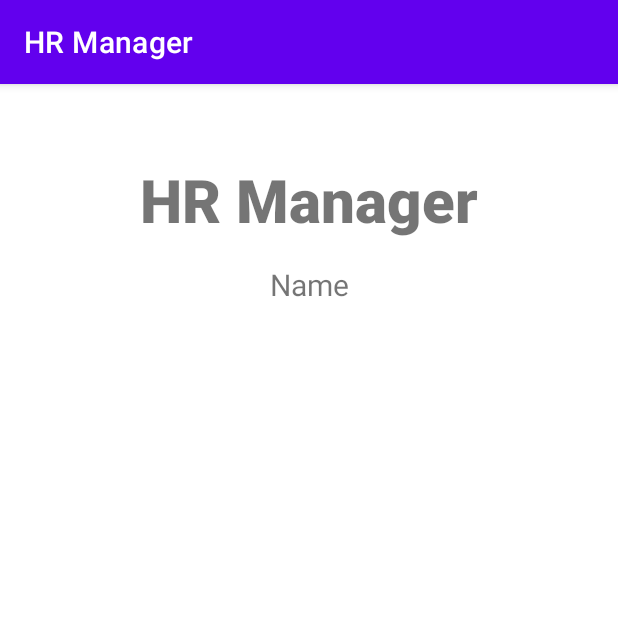
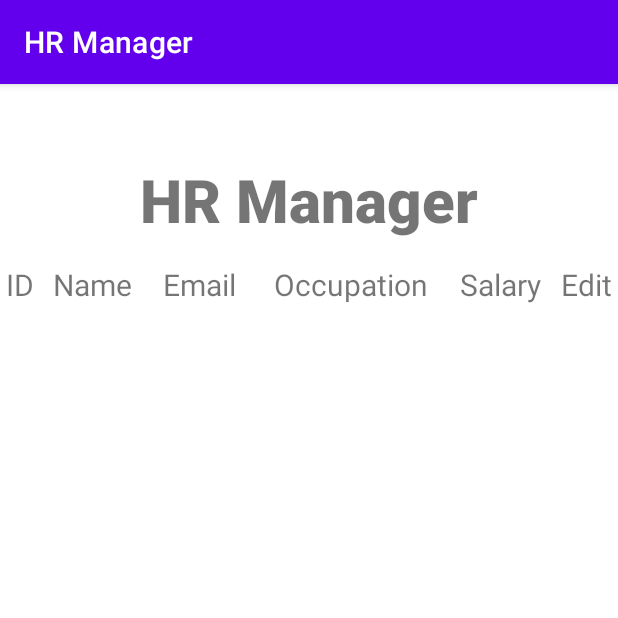
Before and after one commit to dangvq-daniel/hr-manager, an Android app: the EmployeeTableActivity screen opened directly, with no data from a screen before it, on a phone screen of 412 x 824 dp, the top half of it. Run offline under Robolectric (Android 15) with nearby library versions, the phone set to English and light mode, and no system bars.

Commit message:
Updated Employee table activity

```diff
--- a/app/src/main/java/com/alfuvedan/hrmanager/EmployeeTableActivity.java
+++ b/app/src/main/java/com/alfuvedan/hrmanager/EmployeeTableActivity.java
@@ -1,10 +1,13 @@
 package com.alfuvedan.hrmanager;
 
+import androidx.annotation.NonNull;
 import androidx.appcompat.app.AppCompatActivity;
 
 import android.content.Intent;
 import android.os.Bundle;
+import android.widget.*;
 
+import com.alfuvedan.hrmanager.data.Employee;
 import com.alfuvedan.hrmanager.data.Employees;
 import com.alfuvedan.hrmanager.session.SessionInfo;
 
@@ -26,4 +29,10 @@ public class EmployeeTableActivity extends AppCompatActivity {
         Intent intent = new Intent(this, MainActivity.class);
         startActivity(intent);
     }
+
+    private void insertEmployeeTableRow(@NonNull Employee employee) {
+        TableRow tableRow = new TableRow(this);
+
+        TextView idView, nameView, emailView, jobView, salaryView;
+    }
 }
--- a/app/src/main/java/com/alfuvedan/hrmanager/data/Employee.java
+++ b/app/src/main/java/com/alfuvedan/hrmanager/data/Employee.java
@@ -102,6 +102,10 @@ public class Employee implements Comparable<Employee>, ISavableData {
         this.jobInfo.setTitle(title);
     }
 
+    public String getJobString() {
+        return this.jobInfo.getJobString();
+    }
+
     public double getSalary() {
         return this.jobInfo.getSalary();
     }
--- a/app/src/main/java/com/alfuvedan/hrmanager/data/Employees.java
+++ b/app/src/main/java/com/alfuvedan/hrmanager/data/Employees.java
@@ -35,8 +35,8 @@ public class Employees {
         return es.get(id);
     }
 
-    public static Iterable<Employee> getAllEmployees() {
-        return es.values();
+    public static ArrayList<Employee> getAllEmployees() {
+        return new ArrayList<>(es.values());
     }
 
     public static void saveEmployees(@NonNull Context context) {
--- a/app/src/main/java/com/alfuvedan/hrmanager/data/JobInfo.java
+++ b/app/src/main/java/com/alfuvedan/hrmanager/data/JobInfo.java
@@ -40,6 +40,10 @@ public class JobInfo {
         this.title = title;
     }
 
+    public String getJobString() {
+        return String.format("Department: %s, Title: %s", this.getDepartment(), this.getTitle());
+    }
+
     public double getSalary() {
         return salary;
     }
--- a/app/src/main/res/layout/activity_employee_table.xml
+++ b/app/src/main/res/layout/activity_employee_table.xml
@@ -42,11 +42,56 @@
                 android:layout_height="match_parent">
 
                 <TextView
+                    android:id="@+id/idLabel"
+                    android:layout_width="wrap_content"
+                    android:layout_height="wrap_content"
+                    android:layout_weight="1"
+                    android:text="@string/id_label"
+                    android:textAlignment="center"
+                    android:textSize="20sp" />
+
+                <TextView
                     android:id="@+id/nameLabel"
                     android:layout_width="wrap_content"
                     android:layout_height="wrap_content"
+                    android:layout_weight="2"
+                    android:text="@string/name_label"
+                    android:textAlignment="center"
+                    android:textSize="20sp" />
+
+                <TextView
+                    android:id="@+id/emailLabel"
+                    android:layout_width="wrap_content"
+                    android:layout_height="wrap_content"
+                    android:layout_weight="3"
+                    android:text="@string/email_label"
+                    android:textAlignment="center"
+                    android:textSize="20sp" />
+
+                <TextView
+                    android:id="@+id/jobLabel"
+                    android:layout_width="wrap_content"
+                    android:layout_height="wrap_content"
+                    android:layout_weight="3"
+                    android:text="@string/job_label"
+                    android:textAlignment="center"
+                    android:textSize="20sp" />
+
+                <TextView
+                    android:id="@+id/salaryLabel"
+                    android:layout_width="wrap_content"
+                    android:layout_height="wrap_content"
+                    android:layout_weight="2"
+                    android:text="@string/salary_label"
+                    android:textAlignment="center"
+                    android:textSize="20sp" />
+
+                <TextView
+                    android:id="@+id/editLabel"
+                    android:layout_width="wrap_content"
+                    android:layout_height="wrap_content"
                     android:layout_weight="1"
-                    android:text="@string/name_label"
+                    android:text="@string/edit_label"
                     android:textAlignment="center"
                     android:textSize="20sp" />
             </TableRow>
--- a/app/src/main/res/values/strings.xml
+++ b/app/src/main/res/values/strings.xml
@@ -10,5 +10,10 @@
     <string name="reg_user_btn">REGISTER USER</string>
     <string name="search_title">Enter an employee…</string>
     <string name="access_tier_hint">Access Tier</string>
+    <string name="id_label">ID</string>
     <string name="name_label">Name</string>
+    <string name="email_label">Email</string>
+    <string name="job_label">Occupation</string>
+    <string name="salary_label">Salary</string>
+    <string name="edit_label">Edit</string>
 </resources>
```
